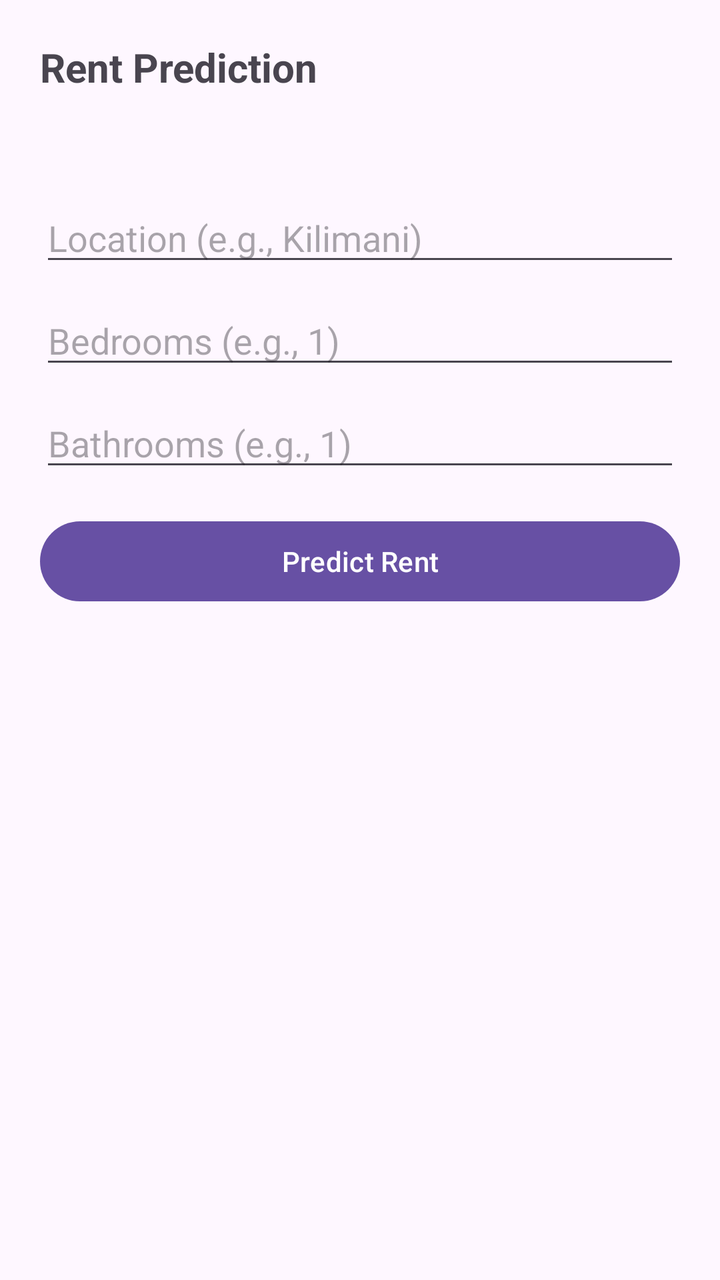
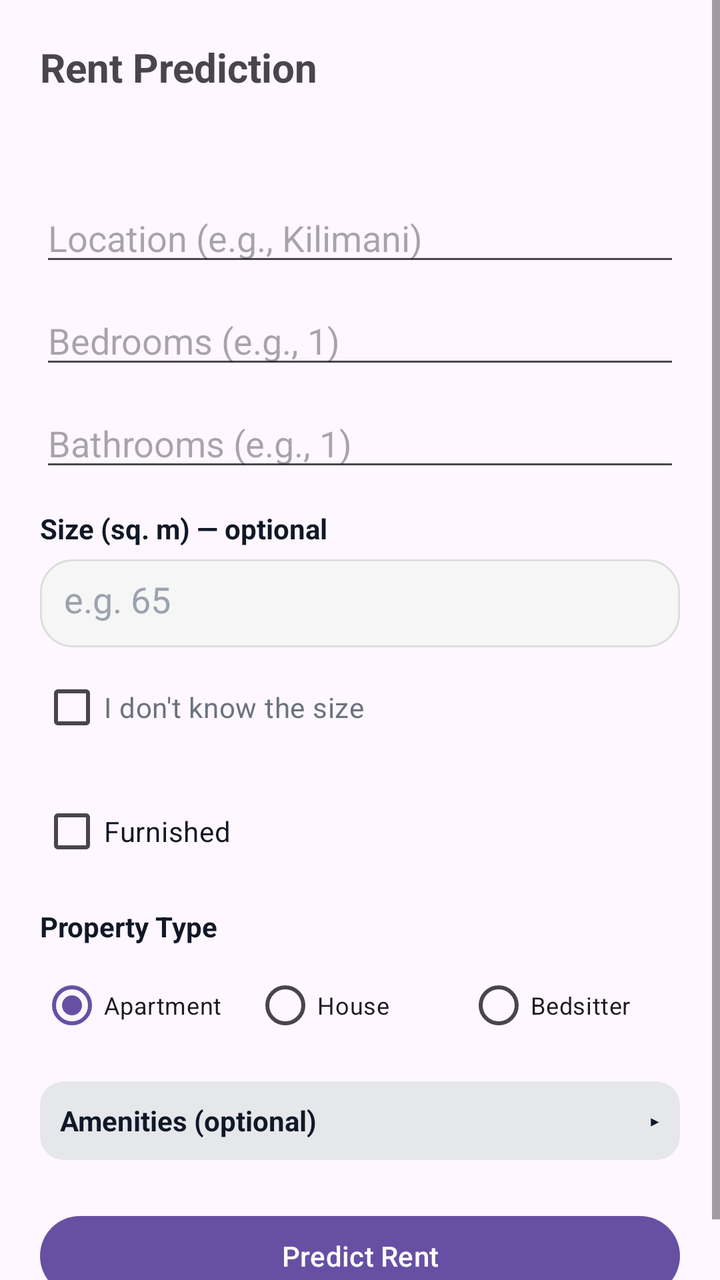

Screens rendered from an Android XML layout before and after an edit, with the pre-edit source and the edit as a unified diff.
<!-- AndroidManifest.xml: application theme Theme.KodiWise -->
<!-- res/layout/activity_prediction_form.xml -->
<?xml version="1.0" encoding="utf-8"?>
<ScrollView xmlns:android="http://schemas.android.com/apk/res/android"
    android:layout_width="match_parent"
    android:layout_height="match_parent">

    <LinearLayout
        android:layout_width="match_parent"
        android:layout_height="wrap_content"
        android:orientation="vertical"
        android:padding="20dp">

        <TextView
            android:layout_width="wrap_content"
            android:layout_height="wrap_content"
            android:text="Rent Prediction"
            android:textSize="20sp"
            android:textStyle="bold"
            android:layout_marginBottom="16dp" />

        <TextView
            android:id="@+id/tvPBand"
            android:layout_width="wrap_content"
            android:layout_height="wrap_content"
            android:layout_marginTop="12dp"
            android:text=""
            android:textStyle="bold"
            android:textSize="16sp"/>

        <EditText
            android:id="@+id/etPLocation"
            android:layout_width="match_parent"
            android:layout_height="wrap_content"
            android:hint="Location (e.g., Kilimani)"
            android:inputType="text" />

        <EditText
            android:id="@+id/etPBedrooms"
            android:layout_width="match_parent"
            android:layout_height="wrap_content"
            android:hint="Bedrooms (e.g., 1)"
            android:inputType="number"
            android:layout_marginTop="10dp" />

        <EditText
            android:id="@+id/etPBathrooms"
            android:layout_width="match_parent"
            android:layout_height="wrap_content"
            android:hint="Bathrooms (e.g., 1)"
            android:inputType="number"
            android:layout_marginTop="10dp" />

        <Button
            android:id="@+id/btnPredictNow"
            android:layout_width="match_parent"
            android:layout_height="wrap_content"
            android:text="Predict Rent"
            android:layout_marginTop="16dp" />

    </LinearLayout>
</ScrollView>
<!-- resources referenced by this layout -->
<resources>
  <style name="Theme.KodiWise" parent="Base.Theme.KodiWise" />
  <style name="Base.Theme.KodiWise" parent="Theme.Material3.DayNight.NoActionBar">
          
          
      </style>
</resources>

<!-- the commit's change to res/layout/activity_prediction_form.xml (unified diff, before → after) -->
@@ -47,7 +47,10 @@
             android:layout_height="wrap_content"
             android:hint="Bathrooms (e.g., 1)"
             android:inputType="number"
-            android:layout_marginTop="10dp" />
+            android:layout_marginTop="10dp"
+            android:layout_marginBottom="14dp" />
+
+        <include layout="@layout/include_realistic_property_fields" />
 
         <Button
             android:id="@+id/btnPredictNow"
@@ -58,3 +61,162 @@
 
     </LinearLayout>
 </ScrollView>
+<!-- res/layout/include_realistic_property_fields.xml (included above) -->
+<?xml version="1.0" encoding="utf-8"?>
+<merge xmlns:android="http://schemas.android.com/apk/res/android">
+
+    
+    <TextView
+        android:layout_width="wrap_content"
+        android:layout_height="wrap_content"
+        android:text="Size (sq. m) — optional"
+        android:textStyle="bold"
+        android:textColor="#111827"
+        android:layout_marginBottom="6dp" />
+
+    <EditText
+        android:id="@+id/etSqm"
+        android:layout_width="match_parent"
+        android:layout_height="44dp"
+        android:background="@drawable/input_rounded"
+        android:padding="12dp"
+        android:hint="e.g. 65"
+        android:inputType="numberDecimal"
+        android:textColor="#111827"
+        android:textColorHint="#9CA3AF"
+        android:layout_marginBottom="6dp" />
+
+    <CheckBox
+        android:id="@+id/cbDontKnowSize"
+        android:layout_width="wrap_content"
+        android:layout_height="wrap_content"
+        android:text="I don't know the size"
+        android:textColor="#6B7280"
+        android:layout_marginBottom="14dp" />
+
+    <CheckBox
+        android:id="@+id/cbFurnished"
+        android:layout_width="wrap_content"
+        android:layout_height="wrap_content"
+        android:text="Furnished"
+        android:textColor="#111827"
+        android:layout_marginBottom="14dp" />
+
+    
+    <TextView
+        android:layout_width="wrap_content"
+        android:layout_height="wrap_content"
+        android:text="Property Type"
+        android:textStyle="bold"
+        android:textColor="#111827"
+        android:layout_marginBottom="6dp" />
+
+    <RadioGroup
+        android:id="@+id/rgPropertyType"
+        android:layout_width="match_parent"
+        android:layout_height="wrap_content"
+        android:orientation="horizontal"
+        android:layout_marginBottom="14dp">
+
+        <RadioButton
+            android:id="@+id/rbApartment"
+            android:layout_width="0dp"
+            android:layout_height="wrap_content"
+            android:layout_weight="1"
+            android:text="Apartment"
+            android:checked="true"
+            android:textSize="12sp" />
+
+        <RadioButton
+            android:id="@+id/rbHouse"
+            android:layout_width="0dp"
+            android:layout_height="wrap_content"
+            android:layout_weight="1"
+            android:text="House"
+            android:textSize="12sp" />
+
+        <RadioButton
+            android:id="@+id/rbBedsitter"
+            android:layout_width="0dp"
+            android:layout_height="wrap_content"
+            android:layout_weight="1"
+            android:text="Bedsitter"
+            android:textSize="12sp" />
+    </RadioGroup>
+
+    
+    <LinearLayout
+        android:id="@+id/headerAmenities"
+        android:layout_width="match_parent"
+        android:layout_height="wrap_content"
+        android:orientation="horizontal"
+        android:gravity="center_vertical"
+        android:clickable="true"
+        android:focusable="true"
+        android:background="@drawable/bg_light_button"
+        android:padding="10dp"
+        android:layout_marginBottom="8dp">
+
+        <TextView
+            android:layout_width="0dp"
+            android:layout_height="wrap_content"
+            android:layout_weight="1"
+            android:text="Amenities (optional)"
+            android:textStyle="bold"
+            android:textColor="#111827" />
+
+        <TextView
+            android:id="@+id/tvAmenitiesArrow"
+            android:layout_width="wrap_content"
+            android:layout_height="wrap_content"
+            android:text="▸"
+            android:textColor="#111827" />
+    </LinearLayout>
+
+    <LinearLayout
+        android:id="@+id/layoutAmenities"
+        android:layout_width="match_parent"
+        android:layout_height="wrap_content"
+        android:orientation="vertical"
+        android:visibility="gone"
+        android:layout_marginBottom="14dp">
+
+        <CheckBox
+            android:id="@+id/cbGenerator"
+            android:layout_width="match_parent"
+            android:layout_height="wrap_content"
+            android:text="Generator" />
+
+        <CheckBox
+            android:id="@+id/cbBorehole"
+            android:layout_width="match_parent"
+            android:layout_height="wrap_content"
+            android:text="Borehole" />
+
+        <CheckBox
+            android:id="@+id/cbCctv"
+            android:layout_width="match_parent"
+            android:layout_height="wrap_content"
+            android:text="CCTV" />
+
+        <CheckBox
+            android:id="@+id/cbDsq"
+            android:layout_width="match_parent"
+            android:layout_height="wrap_content"
+            android:text="DSQ (Servant Quarter)" />
+
+        <CheckBox
+            android:id="@+id/cbPlayArea"
+            android:layout_width="match_parent"
+            android:layout_height="wrap_content"
+            android:text="Play Area" />
+
+        <CheckBox
+            android:id="@+id/cbGarden"
+            android:layout_width="match_parent"
+            android:layout_height="wrap_content"
+            android:text="Garden" />
+
+    </LinearLayout>
+
+</merge>
<!-- resource entries referenced after the edit -->
@@ -1,5 +1,18 @@
 <!-- resources referenced by this layout -->
 <resources>
+  <!-- drawable bg_light_button (drawable) -->
+  <?xml version="1.0" encoding="utf-8"?>
+  <shape xmlns:android="http://schemas.android.com/apk/res/android">
+      <solid android:color="#E5E7EB" />
+      <corners android:radius="12dp" />
+  </shape>
+  <!-- drawable input_rounded (drawable) -->
+  <?xml version="1.0" encoding="utf-8"?>
+  <shape xmlns:android="http://schemas.android.com/apk/res/android">
+      <solid android:color="#F6F6F6"/>
+      <corners android:radius="16dp"/>
+      <stroke android:width="1dp" android:color="#DDDDDD"/>
+  </shape>
   <style name="Theme.KodiWise" parent="Base.Theme.KodiWise" />
   <style name="Base.Theme.KodiWise" parent="Theme.Material3.DayNight.NoActionBar">
           
